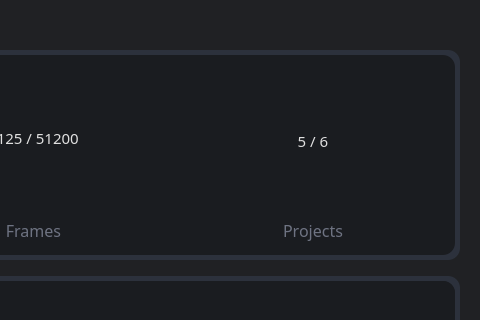
First picture: the form in ui/widget.ui, repository newo-ether/Rendrop, before the edit; both pictures show x 720 to 1200 and y 0 to 320 of the 1200 by 800 pixel window.
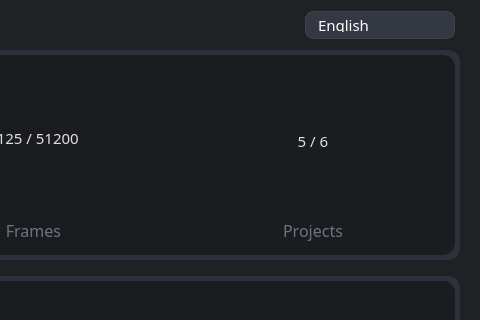
Second picture: the form after the edit. Icons and pictures are not drawn. Custom widgets are drawn as their Qt base class.

Patch:
```diff
--- a/ui/widget.ui
+++ b/ui/widget.ui
@@ -46,6 +46,12 @@
    </property>
    <item>
     <widget class="QWidget" name="ContentWidget" native="true">
+     <property name="font">
+      <font>
+       <family>Segoe UI</family>
+       <pointsize>8</pointsize>
+      </font>
+     </property>
      <property name="styleSheet">
       <string notr="true">QWidget#ContentWidget {
 	background-color: #202124;
@@ -125,6 +131,94 @@
              </property>
             </spacer>
            </item>
+           <item>
+            <widget class="QComboBox" name="languageComboBox">
+             <property name="minimumSize">
+              <size>
+               <width>150</width>
+               <height>28</height>
+              </size>
+             </property>
+             <property name="maximumSize">
+              <size>
+               <width>150</width>
+               <height>28</height>
+              </size>
+             </property>
+             <property name="font">
+              <font>
+               <family>Pixel Mixed</family>
+               <pointsize>11</pointsize>
+              </font>
+             </property>
+             <property name="styleSheet">
+              <string notr="true">QComboBox {
+    background-color: #333842;
+    border-radius: 8px;
+	border: 1px solid rgb(65, 65, 85);
+    padding: 6px 28px 6px 12px;
+    color: white;
+}
+
+QComboBox:hover {
+    background-color: #4B5362;
+}
+
+QComboBox:disabled {
+    background-color: #55595F;
+    color: #AAAAAA;
+}
+
+QComboBox::drop-down {
+    subcontrol-origin: padding;
+    subcontrol-position: top right;
+    width: 24px;
+    border-left: none;
+}
+
+QComboBox::down-arrow {
+    image: url(:/icon/down_arrow.ico);
+    width: 10px;
+    height: 10px;
+}
+
+QComboBox QAbstractItemView {
+    background-color: #333842;
+    border: 1px solid #555A66;
+    border-radius: 6px;
+    padding: 4px;
+    color: white;
+    selection-background-color: #4B5362;
+    selection-color: white;
+	outline: none;
+}
+
+QComboBox QAbstractItemView::item:hover {
+    background-color: #4B5362;
+	border-left: 3px solid #0078d7;
+	border-radius: 6px;
+	padding: 2px;
+}
+
+QComboBox QAbstractItemView::item:selected {
+    background-color: #4B5362;
+	border-left: 3px solid #0078d7;
+	border-radius: 6px;
+	padding: 2px;
+}</string>
+             </property>
+             <item>
+              <property name="text">
+               <string>English</string>
+              </property>
+             </item>
+             <item>
+              <property name="text">
+               <string>中文</string>
+              </property>
+             </item>
+            </widget>
+           </item>
           </layout>
          </item>
         </layout>
```
Left out of the diff: 34 changed lines with no effect on the pictures.
